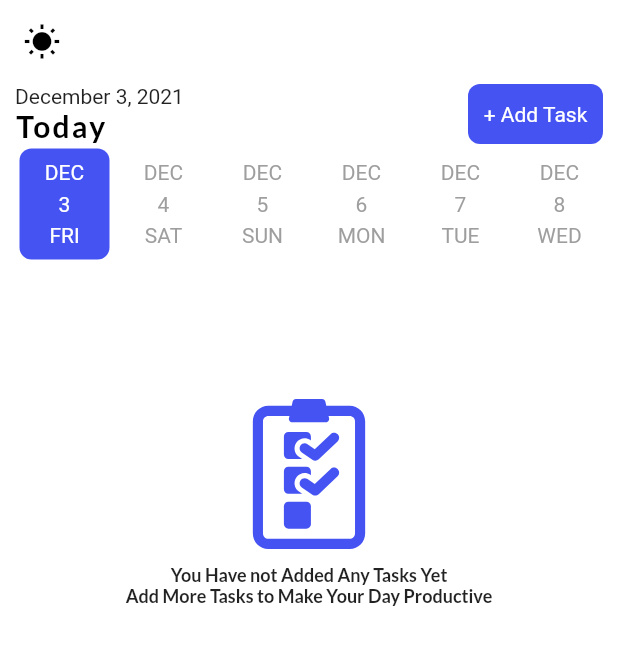
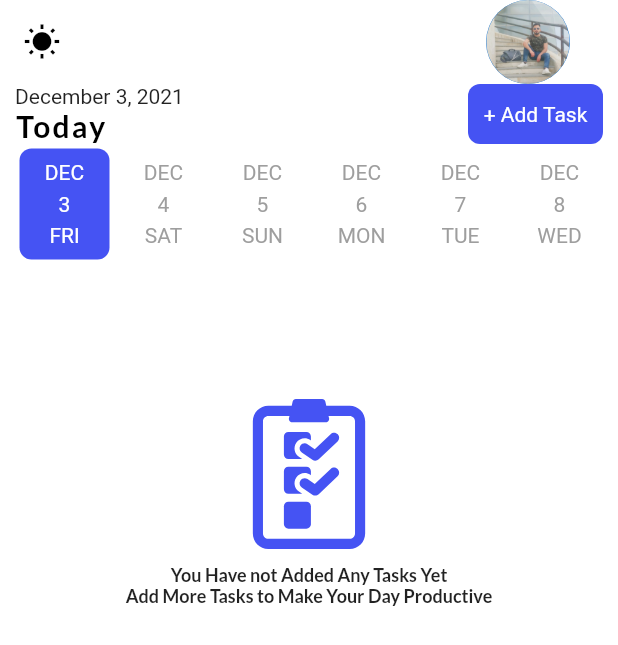
Before and after one commit to Nasser-Alhseen/Tasks_Manger, a Flutter app: the screen it shows after launch, on a phone screen of 412 x 824 dp. Shown: the top 645 px of the screen. Run offline on Flutter 3.47's test engine with Material 2 defaults, Android fonts, the phone set to English and light mode, and no system bars; drawn by our look-alikes of date_picker_timeline; our stand-ins replace flutter_local_notifications, flutter_svg, get, get_storage, google_fonts, sqflite and 1 more; accounts and stored records are empty.

```diff
--- a/lib/ui/pages/home.dart
+++ b/lib/ui/pages/home.dart
@@ -49,9 +49,11 @@ class _HomeState extends State<Home> {
         actions: [
           Container(
               margin: const EdgeInsets.only(right: 10),
-              child: Icon(
-                Icons.person,
-                size: 30,
+              child: CircleAvatar(
+                radius: 50,
+                child: ClipRRect(
+                    borderRadius: BorderRadius.circular(45),
+                    child: Image.asset('images/g.jpg')),
               ))
         ],
         leading: IconButton(
@@ -150,7 +152,7 @@ class _HomeState extends State<Home> {
               ? Container()
               : buildBottomSheet(
                   label: 'Task Completed',
-                  on_tap: ()  {
+                  on_tap: () {
                     controller.completeTask(myTask.id!);
                     Get.back();
                   },
--- a/lib/ui/widgets/task_tile.dart
+++ b/lib/ui/widgets/task_tile.dart
@@ -77,7 +77,7 @@ class MyTile extends StatelessWidget {
                       ),
                       Text(
                         myTask!.note!,
-                        style: heading.copyWith(fontSize: 14),
+                        style: heading.copyWith(fontSize: 16,fontWeight: FontWeight.bold),
                       )
                     ],
                   ),
```
Also changed, not shown: images/g.jpg (added).
